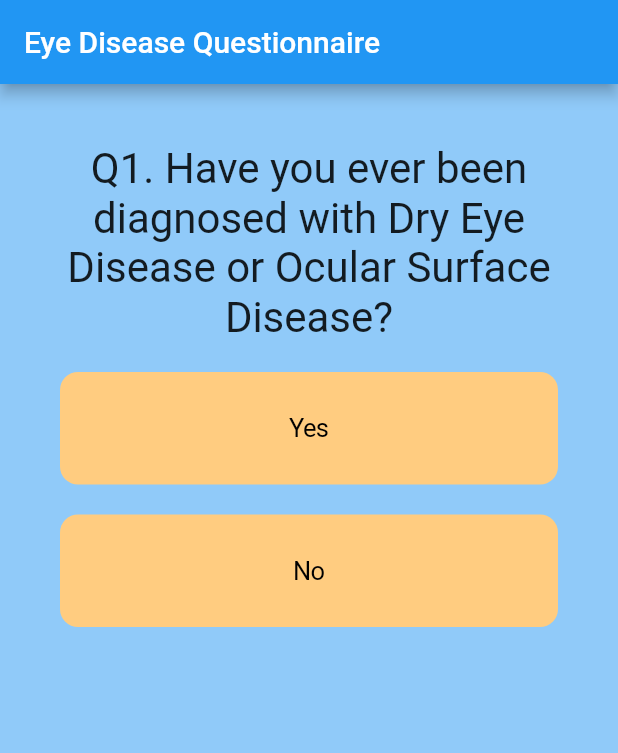
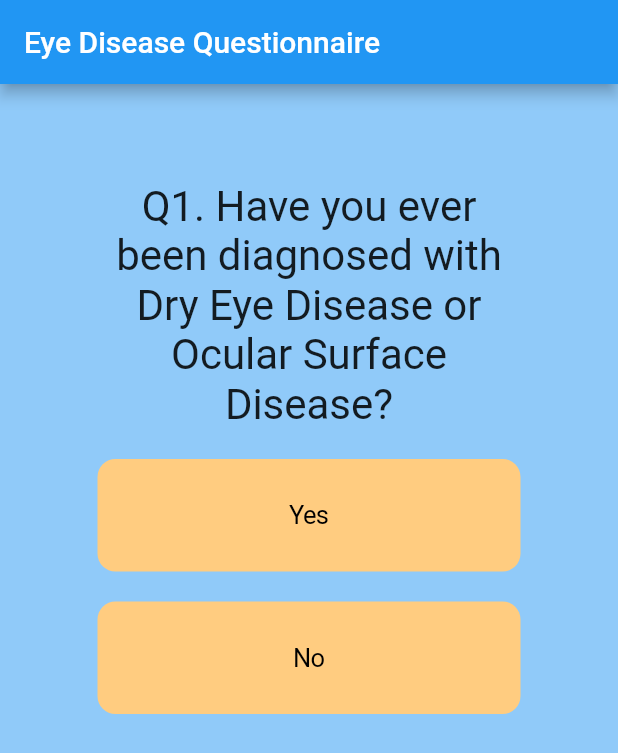
Before and after one commit to raghavansus/FinalOrionHacks, a Flutter app: the screen it shows after launch, after a tap on the "remove red eye" icon, on a phone screen of 412 x 824 dp. Shown: the top 753 px of the screen. Run offline on Flutter 3.47's test engine with Material 2 defaults, Android fonts, the phone set to English and light mode, and no system bars.

```diff
--- a/lib/Eyes.dart
+++ b/lib/Eyes.dart
@@ -75,6 +75,42 @@ class skinpage extends State<StatefulWidget> {
         {'text': 'No', 'score': 0},
       ],
     },
+    {
+      'questionText': ' Q5. How many hours of exercise do you get per week?',
+      'answers': [
+        {'text': '0-1', 'score': 1},
+        {'text': '2-4', 'score': 2},
+        {'text': '5-7', 'score': 3},
+        {'text': '8-10', 'score': 4},
+        {'text': '11+', 'score': 5},
+      ],
+    },
+    {
+      'questionText': ' Q6. How often do you smoke per week?',
+      'answers': [
+        {'text': 'Never', 'score': 0},
+        {'text': 'Once a week', 'score': 2},
+        {'text': 'Twice a week', 'score': 3},
+        {'text': 'More than 3 times a week', 'score': 4},
+        {'text': 'All the time', 'score': 5},
+      ],
+    },
+    {
+      'questionText': ' Q7. Do you or anyone in you family have/had diabetes?',
+      'answers': [
+        {'text': 'Prefer not to answer', 'score': 0},
+        {'text': 'Yes', 'score': 5},
+        {'text': 'No', 'score': 0},
+      ],
+    },
+    {
+      'questionText': ' Q8. Do you squint vigorously or naturally tilt your head?',
+      'answers': [
+        {'text': 'Prefer not to answer', 'score': 0},
+        {'text': 'Yes', 'score': 10},
+        {'text': 'No', 'score': 0},
+      ],
+    },
 
   ];
 
@@ -122,7 +158,7 @@ class skinpage extends State<StatefulWidget> {
             //     colors: [const Color(0xFF90CAF9), const Color(0xFFFFCC80)]),
           ),
           child: Padding(
-            padding: const EdgeInsets.all(30.0),
+            padding: const EdgeInsets.all(55.0),
             child: _questionIndex < _questions.length
                 ? Quiz(
               answerQuestion: _answerQuestion,
--- a/lib/Skin.dart
+++ b/lib/Skin.dart
@@ -79,9 +79,37 @@ class skinpage extends State<StatefulWidget> {
       ],
     },
     {
-      'questionText': 'Q5. Do you have any hot red marks on your skin',
+      'questionText': 'Q5. Does your daily diet include dairy products?',
       'answers': [
         {'text': 'Yes', 'score': 10,},
+        {'text': 'No', 'score': 0},
+      ],
+    },
+    {
+      'questionText': ' Q6. How many hours in the sun do you get per week?',
+      'answers': [
+        {'text': '0-1', 'score': 1},
+        {'text': '2-4', 'score': 2},
+        {'text': '5-7', 'score': 3},
+        {'text': '8-10', 'score': 4},
+        {'text': '11+', 'score': 5},
+      ],
+    },
+    {
+      'questionText': ' Q7. How often do you smoke per week?',
+      'answers': [
+        {'text': 'Never', 'score': 0},
+        {'text': 'Once a week', 'score': 2},
+        {'text': 'Twice a week', 'score': 3},
+        {'text': 'More than 3 times a week', 'score': 4},
+        {'text': 'All the time', 'score': 5},
+      ],
+    },
+    {
+      'questionText': ' Q8. Do you or anyone in you family have/had diabetes?',
+      'answers': [
+        {'text': 'Prefer not to answer', 'score': 0},
+        {'text': 'Yes', 'score': 5},
         {'text': 'No', 'score': 0},
       ],
     },
@@ -157,7 +185,7 @@ class Result extends StatelessWidget {
 
   //Remark Logic
   String get resultPhrase {
-    double score = 100 * (resultScore/30);
+    double score = 100 * (resultScore/42);
     int printS = score.toInt();
     String resultText;
 
```
